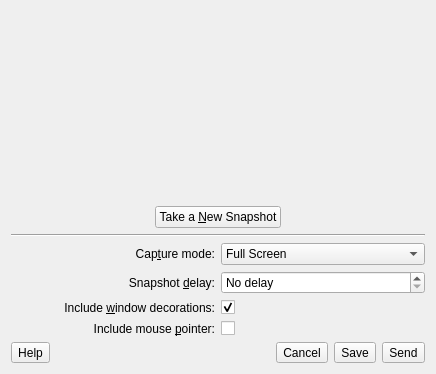
First picture: the form in src/ui/ksnapshotwidget.ui, repository zhanlangsir/Qtqq, before the edit.
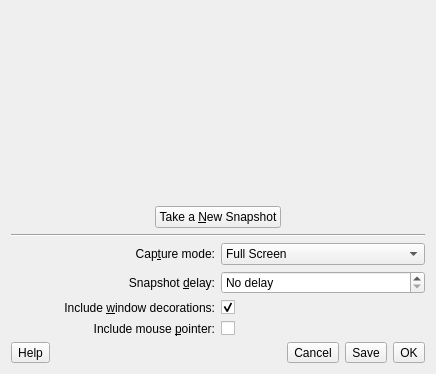
Second picture: the form after the edit. Custom widgets are drawn as their Qt base class.

```diff
--- a/src/ui/ksnapshotwidget.ui
+++ b/src/ui/ksnapshotwidget.ui
@@ -287,7 +287,7 @@
      <item>
       <widget class="QToolButton" name="send_btn">
        <property name="text">
-        <string>Send</string>
+        <string>OK</string>
        </property>
       </widget>
      </item>
```
Left out of the diff: 2 changed lines with no effect on the pictures.
